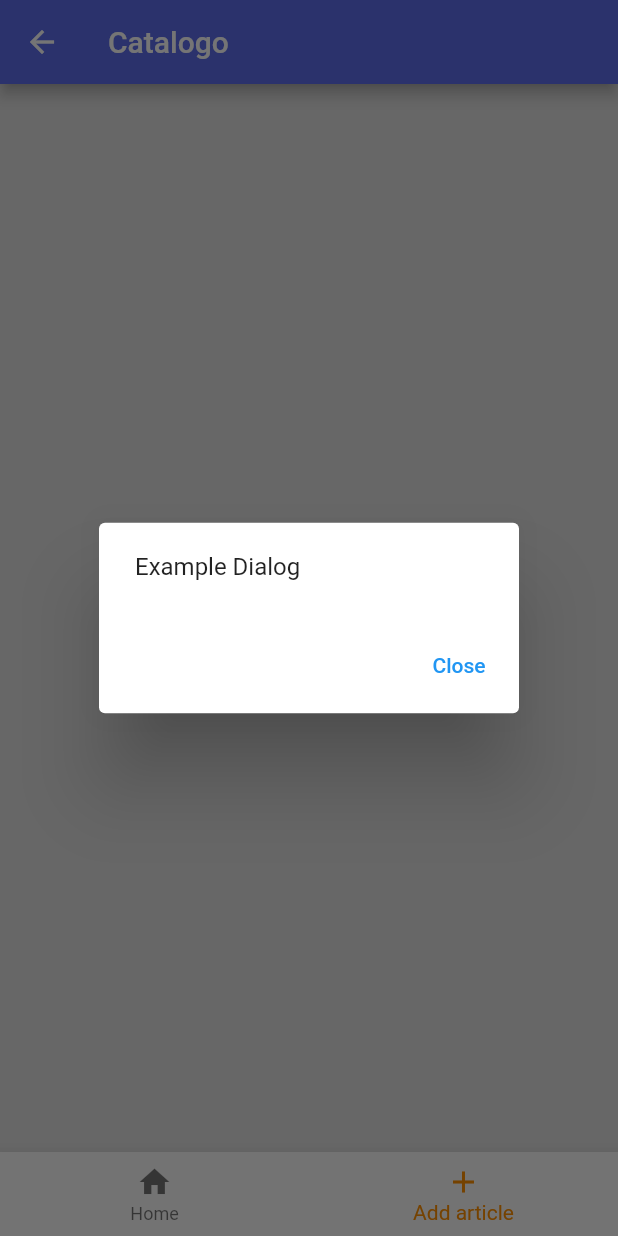
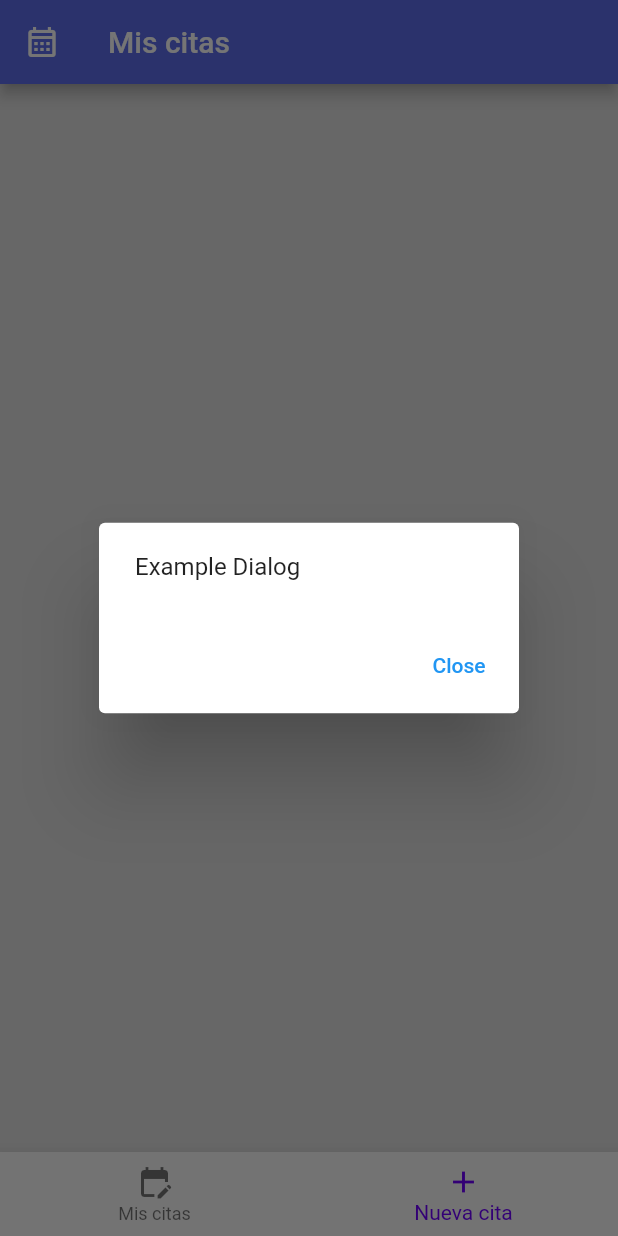
Before and after one commit to AndriuuU/ProyectConsultaAPI, a Flutter app: the VercitaScreen screen opened by its route, item 2 of the bottom bar chosen, on a phone screen of 412 x 824 dp. Run offline on Flutter 3.47's test engine with Material 2 defaults, Android fonts, the light colour scheme and no system bars; our stand-ins replace flutter_secure_storage; missing offline and left inert: booking_calendar; accounts and stored records are empty; network calls fail.

Commit message:
Antes del calendario

```diff
--- a/consulta_dermatologica/lib/models/ClienteModel.dart
+++ b/consulta_dermatologica/lib/models/ClienteModel.dart
@@ -30,7 +30,7 @@ class ClienteModel {
         direccion: json["direccion"],
         telefono: json["telefono"],
         password: json["password"],
-        usuario: UsuarioModel.fromJson(json["usuario"]),
+        usuario: UsuarioModel.fromMap(json["usuario"]),
     );
 
     Map<String, dynamic> toJson() => {
--- a/consulta_dermatologica/lib/models/ServicioModel.dart
+++ b/consulta_dermatologica/lib/models/ServicioModel.dart
@@ -5,16 +5,14 @@ import 'models.dart';
 class ServicioModel {
     int id;
     String nombre;
-    int precio;
+    double precio;
     TratamientoModel tratamiento;
-    String cadaCuanto;
 
     ServicioModel({
         required this.id,
         required this.nombre,
         required this.precio,
         required this.tratamiento,
-        required this.cadaCuanto,
     });
 
     factory ServicioModel.fromJson(Map<String, dynamic> json) => ServicioModel(
@@ -22,7 +20,7 @@ class ServicioModel {
         nombre: json["nombre"],
         precio: json["precio"],
         tratamiento: TratamientoModel.fromJson(json["tratamiento"]),
-        cadaCuanto: json["cadaCuanto"],
+
     );
 
     Map<String, dynamic> toJson() => {
@@ -30,6 +28,5 @@ class ServicioModel {
         "nombre": nombre,
         "precio": precio,
         "tratamiento": tratamiento.toJson(),
-        "cadaCuanto": cadaCuanto,
     };
 }
--- a/consulta_dermatologica/lib/models/TratamientoModel.dart
+++ b/consulta_dermatologica/lib/models/TratamientoModel.dart
@@ -7,7 +7,7 @@ String tratamientoModelToJson(TratamientoModel data) => json.encode(data.toJson(
 class TratamientoModel {
     int id;
     String nombre;
-    int precio;
+    double precio;
     String cadaCuanto;
 
     TratamientoModel({
--- a/consulta_dermatologica/lib/models/models.dart
+++ b/consulta_dermatologica/lib/models/models.dart
@@ -1,3 +1,4 @@
+
 
 export 'package:consulta_dermatologica/models/TratamientoModel.dart';
 
--- a/consulta_dermatologica/lib/screens/login_screen.dart
+++ b/consulta_dermatologica/lib/screens/login_screen.dart
@@ -112,7 +112,7 @@ class _LoginForn extends StatelessWidget {
                           if (usuario.role == "ROLE_USER") {
 
 
-                            Navigator.pushReplacementNamed(context, 'home');
+                           Navigator.pushReplacementNamed(context, 'vercita');
                             /*
                             final citasService =
                             Provider.of<CitasService>(context, listen: false);
--- a/consulta_dermatologica/lib/screens/ver_cita_screen.dart
+++ b/consulta_dermatologica/lib/screens/ver_cita_screen.dart
@@ -80,27 +80,27 @@ class _VercitaScreen extends State<VercitaScreen> {
     return Scaffold(
       appBar: AppBar(
             leading: IconButton(
-            icon: Icon(Icons.arrow_back),
-            onPressed: () => Navigator.pushReplacementNamed(context, 'home')
+            icon: Icon(Icons.calendar_month_outlined),
+            onPressed: () => Navigator.pushReplacementNamed(context, 'vercita')
           ),
-            title: Text("Catalogo"),
+            title: Text("Mis citas"),
             backgroundColor: Color.fromARGB(255, 93, 109, 236)
           ),
       body: _listViewBody(context),
       bottomNavigationBar: BottomNavigationBar(
         items: <BottomNavigationBarItem>[
           const BottomNavigationBarItem(
-            icon: Icon(Icons.home),
-            label: 'Home',
+            icon: Icon(Icons.edit_calendar),
+            label: 'Mis citas',
           ),
           BottomNavigationBarItem(
             icon: Icon(Icons.add),
-            label: 'Add article',
-            // onPressed: addArticulo(),
+            label: 'Nueva cita',
+            //onPressed: () => Navigator.pushReplacementNamed(context, 'vercita')
           ),
         ],
         currentIndex: _selectedIndex,
-        selectedItemColor: Colors.amber[800],
+        selectedItemColor: const Color.fromARGB(255, 111, 0, 255),
         onTap: (int index) {
           switch (index) {
             case 0:
--- a/consulta_dermatologica/lib/services/Citas_service.dart
+++ b/consulta_dermatologica/lib/services/Citas_service.dart
@@ -5,6 +5,8 @@ import 'package:flutter/material.dart';
 import 'package:flutter_secure_storage/flutter_secure_storage.dart';
 import 'package:http/http.dart' as http;
 import 'package:consulta_dermatologica/models/models.dart';
+
+import 'auth_service.dart';
 
 
 
@@ -20,28 +22,32 @@ class CitasService extends ChangeNotifier{
 
   getListCitas() async {
 
-    String? id= await storage.read(key: 'usurname');
-    final url=Uri.http(_baseUrl,'/api/get/citas/cliente/'+id!,{});
+    String token= await AuthService().readToken();
+    final url=Uri.http(_baseUrl,'/api/get/citas',{});
     print(url);
+
     final resp = await http.get(url,
         headers: {
           'Content-type': 'application/json',
           'Accept': 'application/json',
-          "Authorization": "Some token"
+          "Authorization": token
         } );
 
     print(resp.body);
-    dynamic jsonResponse = jsonDecode(resp.body);
 
-    if (jsonResponse is List) {
-      listaCitas = jsonResponse
-          .map((json) => CitasModel.fromJson(json))
-          .toList();
-    } else {
-      // Manejar el caso en el que el JSON no sea una lista
-      listaCitas = [];
+   if (resp.statusCode == 200) {
+    final responseBody = json.decode(resp.body);
+
+
+    for (var citaMap in responseBody) {
+      listaCitas.add(CitasModel.fromJson(citaMap));
     }
 
+    // Aquí tienes la lista final de citas
+    print(listaCitas);
+  } else {
+    print('Error en la solicitud: ${resp.statusCode}');
+  }
     notifyListeners();
 
   }
--- a/consulta_dermatologica/lib/services/auth_service.dart
+++ b/consulta_dermatologica/lib/services/auth_service.dart
@@ -87,7 +87,7 @@ Future<UsuarioModel?> login(String username, String password) async {
     return await storage.read(key: 'token') ?? '';
 
   }
-  Future<String> readId() async {
+  Future<String> readUsername() async {
 
     return await storage.read(key: 'usurname') ?? '';
 
```
Also changed, not shown: consulta_dermatologica/lib/screens/Obtener_cita_screen.dart (+102 -25 lines), consulta_dermatologica/lib/models/CitaResponse.dart (deleted), 1 other file.
